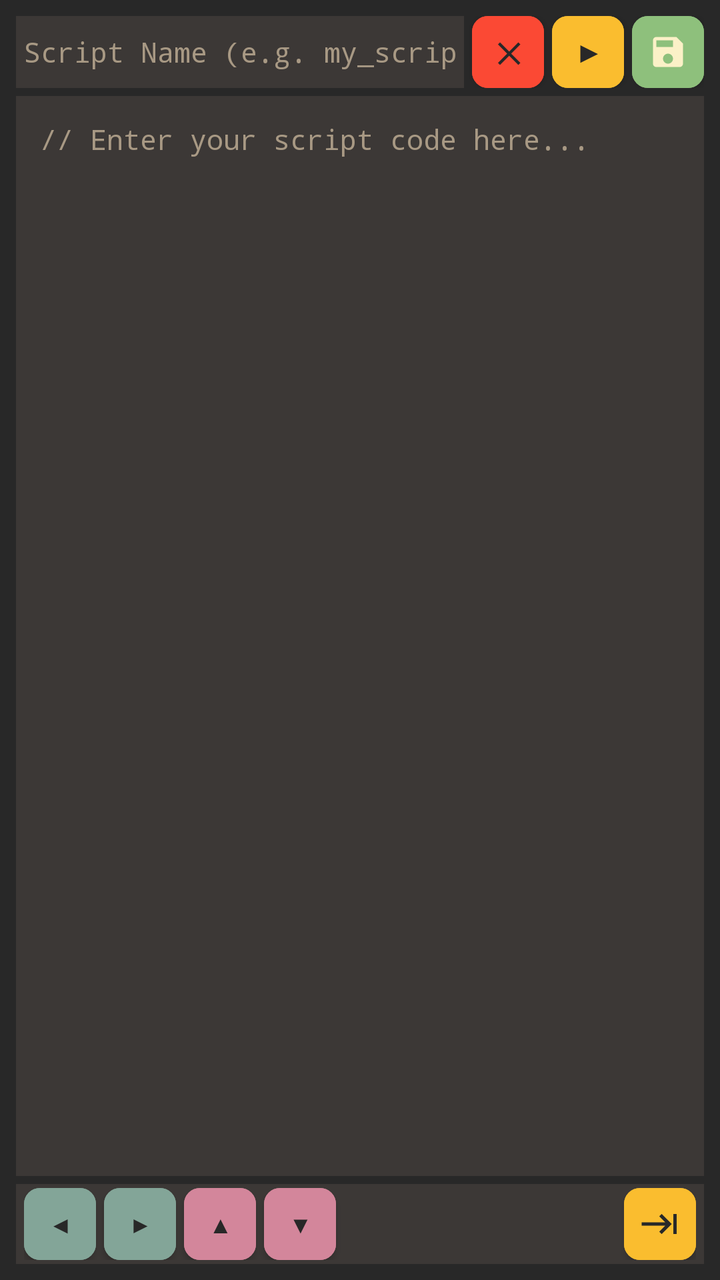
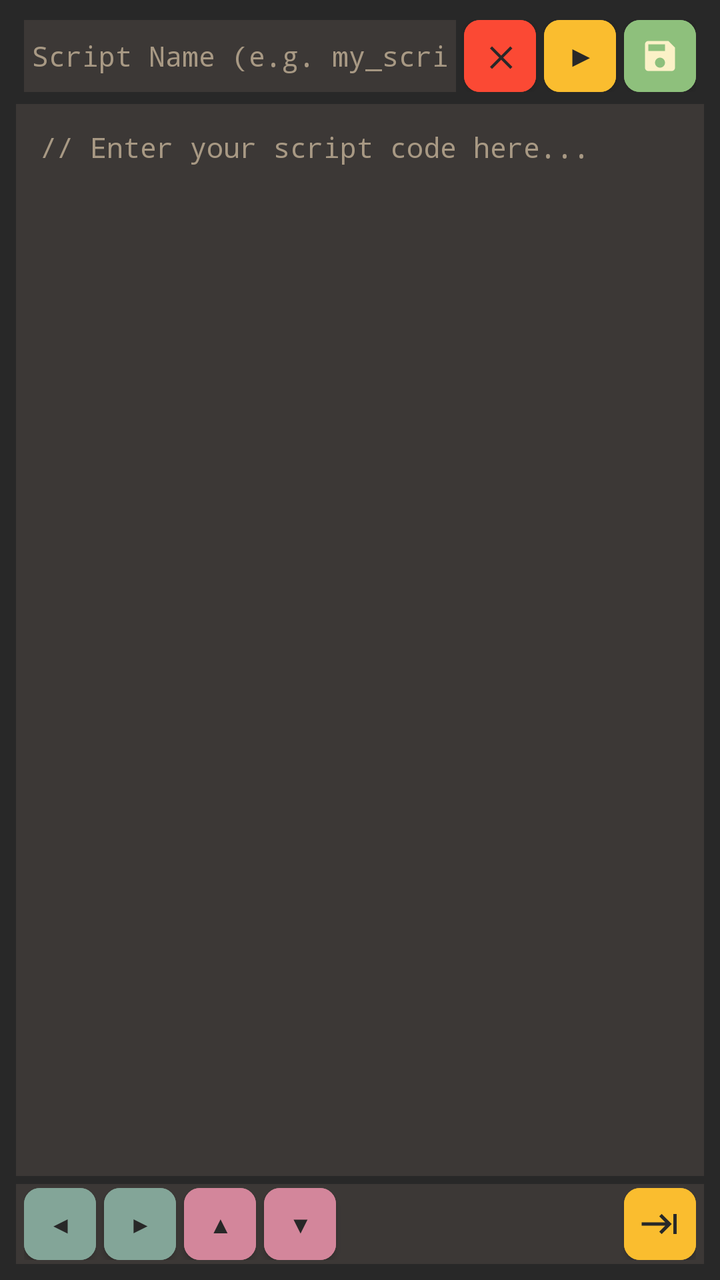

Compare the two renders of this Android layout. The source of the first and the diff that turns it into the second are given below.
<!-- AndroidManifest.xml: application theme Theme.Droidulator -->
<!-- res/layout/dialog_script_editor.xml -->
<?xml version="1.0" encoding="utf-8"?>
<LinearLayout xmlns:android="http://schemas.android.com/apk/res/android"
    xmlns:app="http://schemas.android.com/apk/res-auto"
    android:id="@+id/script_editor_root"
    android:layout_width="match_parent"
    android:layout_height="match_parent"
    android:orientation="vertical"
    android:background="@color/gruvbox_bg"
    android:padding="8dp">

    
    <LinearLayout android:layout_width="match_parent" android:layout_height="wrap_content" android:gravity="center_vertical" android:orientation="horizontal">
    <EditText
        android:id="@+id/et_script_name"
        android:inputType="textNoSuggestions"
        android:layout_width="0dp"
        android:layout_weight="1"
        android:layout_height="@dimen/toolbar_control_size"
        android:hint="@string/ui_text_048"
        android:textColorHint="@color/gruvbox_fg_dim"
        android:textColor="@color/gruvbox_fg"
        android:background="@color/gruvbox_bg_soft"
        android:fontFamily="monospace"
        android:textSize="14sp"
        android:padding="4dp"
        android:singleLine="true"
        android:minHeight="36dp" />
        <Button
            android:id="@+id/btn_script_cancel"
            android:layout_marginStart="@dimen/toolbar_gap"
            android:contentDescription="@string/ui_text_011"
            android:layout_width="@dimen/toolbar_control_size"
            android:layout_height="@dimen/toolbar_control_size"
            android:text="@string/btn_clear"
            android:textColor="@color/gruvbox_bg"
            android:backgroundTint="@color/gruvbox_red"
            android:fontFamily="monospace"
            android:textSize="14sp"
            android:textStyle="bold"
            android:padding="0dp"
            android:insetTop="0dp"
            android:insetBottom="0dp"
            android:insetLeft="0dp"
            android:insetRight="0dp" />
        <Button
            android:id="@+id/btn_script_run"
            android:contentDescription="@string/ui_text_046"
            android:layout_width="@dimen/toolbar_control_size"
            android:layout_height="@dimen/toolbar_control_size"
            android:text="▶"
            android:textColor="@color/gruvbox_bg"
            android:backgroundTint="@color/gruvbox_yellow"
            android:fontFamily="sans-serif"
            android:textSize="14sp"
            android:textStyle="bold"
            android:padding="0dp"
            android:insetTop="0dp"
            android:insetBottom="0dp"
            android:insetLeft="0dp"
            android:insetRight="0dp"
            android:layout_marginStart="@dimen/toolbar_gap" />
        <com.google.android.material.button.MaterialButton
            android:id="@+id/btn_script_save"
            android:contentDescription="@string/ui_text_047"
            android:layout_width="@dimen/toolbar_control_size"
            android:layout_height="@dimen/toolbar_control_size"
            android:backgroundTint="@color/gruvbox_aqua"
            app:icon="@drawable/ic_save"
            app:iconGravity="textStart"
            app:iconPadding="0dp"
            app:iconSize="@dimen/toolbar_icon_size"
            app:iconTint="@color/gruvbox_light_bg"
            android:padding="0dp"
            android:insetTop="0dp"
            android:insetBottom="0dp"
            android:insetLeft="0dp"
            android:insetRight="0dp"
            android:layout_marginStart="@dimen/toolbar_gap" />
    </LinearLayout>

    
    <EditText
        android:id="@+id/et_script_code"
        android:layout_marginTop="@dimen/toolbar_gap"
        android:layout_width="match_parent"
        android:layout_height="0dp"
        android:layout_weight="1"
        android:hint="@string/ui_text_049"
        android:textColorHint="@color/gruvbox_fg_dim"
        android:textColor="@color/gruvbox_fg"
        android:background="@color/gruvbox_bg_soft"
        android:fontFamily="monospace"
        android:textSize="14sp"
        android:padding="12dp"
        android:gravity="top|start"
        android:inputType="textMultiLine|textNoSuggestions"
        android:scrollbars="vertical" />

    
    <LinearLayout
        android:id="@+id/script_editor_toolbar"
        android:layout_width="match_parent"
        android:layout_height="40dp"
        android:orientation="horizontal"
        android:gravity="center_vertical"
        android:background="@color/gruvbox_bg_soft"
        android:layout_marginTop="@dimen/toolbar_gap"
        android:paddingStart="4dp"
        android:paddingEnd="4dp"
        android:paddingTop="2dp"
        android:paddingBottom="2dp">

        
        <Button
            android:id="@+id/btn_script_nav_left"
            android:contentDescription="@string/access_btn_nav_left"
            android:layout_width="@dimen/toolbar_control_size"
            android:layout_height="match_parent"
            android:text="@string/ui_text_041"
            android:textColor="@color/gruvbox_bg"
            android:backgroundTint="@color/gruvbox_blue"
            android:textSize="12sp"
            android:padding="0dp"
            android:insetTop="0dp"
            android:insetBottom="0dp"
            android:insetLeft="0dp"
            android:insetRight="0dp" />

        <Button
            android:id="@+id/btn_script_nav_right"
            android:contentDescription="@string/access_btn_nav_right"
            android:layout_width="@dimen/toolbar_control_size"
            android:layout_height="match_parent"
            android:text="@string/ui_text_042"
            android:textColor="@color/gruvbox_bg"
            android:backgroundTint="@color/gruvbox_blue"
            android:textSize="12sp"
            android:padding="0dp"
            android:insetTop="0dp"
            android:insetBottom="0dp"
            android:insetLeft="0dp"
            android:insetRight="0dp"
            android:layout_marginStart="@dimen/toolbar_gap" />

        <Button
            android:id="@+id/btn_script_nav_up"
            android:contentDescription="@string/access_btn_nav_up"
            android:layout_width="@dimen/toolbar_control_size"
            android:layout_height="match_parent"
            android:text="@string/ui_text_043"
            android:textColor="@color/gruvbox_bg"
            android:backgroundTint="@color/gruvbox_purple"
            android:textSize="12sp"
            android:padding="0dp"
            android:insetTop="0dp"
            android:insetBottom="0dp"
            android:insetLeft="0dp"
            android:insetRight="0dp"
            android:layout_marginStart="@dimen/toolbar_gap" />

        <Button
            android:id="@+id/btn_script_nav_down"
            android:contentDescription="@string/access_btn_nav_down"
            android:layout_width="@dimen/toolbar_control_size"
            android:layout_height="match_parent"
            android:text="@string/ui_text_044"
            android:textColor="@color/gruvbox_bg"
            android:backgroundTint="@color/gruvbox_purple"
            android:textSize="12sp"
            android:padding="0dp"
            android:insetTop="0dp"
            android:insetBottom="0dp"
            android:insetLeft="0dp"
            android:insetRight="0dp"
            android:layout_marginStart="@dimen/toolbar_gap" />

        


        <TextView android:id="@+id/script_line" android:layout_width="wrap_content"
            android:layout_height="wrap_content" android:paddingStart="8dp"
            android:fontFamily="monospace" android:textSize="13sp" />

        <View
            android:layout_width="0dp"
            android:layout_height="1dp"
            android:layout_weight="1" />
        <com.google.android.material.button.MaterialButton
            android:id="@+id/btn_script_tab"
            android:contentDescription="@string/btn_tab"
            android:layout_width="@dimen/toolbar_control_size"
            android:layout_height="match_parent"
            android:backgroundTint="@color/gruvbox_yellow"
            app:icon="@drawable/ic_tab"
            app:iconGravity="textStart"
            app:iconPadding="0dp"
            app:iconSize="@dimen/toolbar_icon_size"
            app:iconTint="@color/gruvbox_bg"
            android:padding="0dp"
            android:insetTop="0dp"
            android:insetBottom="0dp"
            android:insetLeft="0dp"
            android:insetRight="0dp"
            android:layout_marginStart="@dimen/toolbar_gap" />

        


        


        

    </LinearLayout>

</LinearLayout>
<!-- resources referenced by this layout -->
<resources>
  <color name="gruvbox_aqua">#8ec07c</color>
  <color name="gruvbox_bg">#282828</color>
  <color name="gruvbox_bg_soft">#3c3836</color>
  <color name="gruvbox_blue">#83a598</color>
  <color name="gruvbox_fg">#ebdbb2</color>
  <color name="gruvbox_fg_dim">#a89984</color>
  <color name="gruvbox_light_bg">#fbf1c7</color>
  <color name="gruvbox_purple">#d3869b</color>
  <color name="gruvbox_red">#fb4934</color>
  <color name="gruvbox_yellow">#fabd2f</color>
  <dimen name="toolbar_control_size">36dp</dimen>
  <dimen name="toolbar_gap">4dp</dimen>
  <dimen name="toolbar_icon_size">20dp</dimen>
  <!-- drawable ic_save (drawable) -->
  <vector xmlns:android="http://schemas.android.com/apk/res/android"
      android:width="20dp"
      android:height="20dp"
      android:viewportWidth="24"
      android:viewportHeight="24">
      <path
          android:fillColor="@android:color/white"
          android:pathData="M17,3H5c-1.11,0 -2,0.9 -2,2v14c0,1.1 0.89,2 2,2h14c1.1,0 2,-0.9 2,-2V7l-4,-4zm-5,16c-1.66,0 -3,-1.34 -3,-3s1.34,-3 3,-3 3,1.34 3,3 -1.34,3 -3,3zm3,-10H5V5h10v4z"/>
  </vector>
  <!-- drawable ic_tab (drawable) -->
  <vector xmlns:android="http://schemas.android.com/apk/res/android"
      android:width="20dp"
      android:height="20dp"
      android:viewportWidth="24"
      android:viewportHeight="24">
      <path
          android:fillColor="@android:color/white"
          android:pathData="M11.59,7.41L15.17,11H1v2h14.17l-3.59,3.59L13,18l6,-6 -6,-6 -1.41,1.41zM20,6v12h2V6h-2z"/>
  </vector>
  <string name="access_btn_nav_down">Next command</string>
  <string name="access_btn_nav_left">Move cursor left</string>
  <string name="access_btn_nav_right">Move cursor right</string>
  <string name="access_btn_nav_up">Previous command</string>
  <string name="btn_clear">✕</string>
  <string name="btn_tab">Tab</string>
  <string name="ui_text_011" formatted="false">Cancel</string>
  <string name="ui_text_041" formatted="false">◀</string>
  <string name="ui_text_042" formatted="false">▶</string>
  <string name="ui_text_043" formatted="false">▲</string>
  <string name="ui_text_044" formatted="false">▼</string>
  <string name="ui_text_046" formatted="false">▶ RUN</string>
  <string name="ui_text_047" formatted="false">SAVE</string>
  <string name="ui_text_048" formatted="false">Script Name (e.g. my_script)</string>
  <string name="ui_text_049" formatted="false">// Enter your script code here...</string>
  <style name="Widget.Droidulator.Button" parent="Widget.MaterialComponents.Button">
          <item name="cornerRadius">8dp</item>
          <item name="android:insetTop">0dp</item>
          <item name="android:insetBottom">0dp</item>
          <item name="android:insetLeft">0dp</item>
          <item name="android:insetRight">0dp</item>
          <item name="android:minWidth">0dp</item>
          <item name="android:minHeight">0dp</item>
      </style>
  <color name="gruvbox_green">#b8bb26</color>
  <style name="GruvboxAlertDialogTheme" parent="Theme.MaterialComponents.DayNight.Dialog.Alert">
          <item name="android:windowBackground">@color/gruvbox_bg</item>
          <item name="android:colorBackground">@color/gruvbox_bg</item>
          <item name="colorSurface">@color/gruvbox_bg</item>
          <item name="colorOnSurface">@color/gruvbox_fg</item>
          <item name="android:textColorPrimary">@color/gruvbox_fg</item>
          <item name="android:textColorSecondary">@color/gruvbox_fg_dim</item>
          <item name="colorAccent">@color/gruvbox_aqua</item>
      </style>
  <!-- unchanged entries left out for length: 1 -->
</resources>

<!-- the commit's change to res/layout/dialog_script_editor.xml (unified diff, before → after) -->
@@ -9,7 +9,14 @@
     android:padding="8dp">
 
     
-    <LinearLayout android:layout_width="match_parent" android:layout_height="wrap_content" android:gravity="center_vertical" android:orientation="horizontal">
+    <LinearLayout
+        android:id="@+id/script_editor_header"
+        android:layout_width="match_parent"
+        android:layout_height="wrap_content"
+        android:gravity="center_vertical"
+        android:orientation="horizontal"
+        android:paddingHorizontal="@dimen/toolbar_gap"
+        android:paddingVertical="@dimen/toolbar_padding_vertical">
     <EditText
         android:id="@+id/et_script_name"
         android:inputType="textNoSuggestions"
<!-- resource entries referenced after the edit -->
@@ -13,6 +13,7 @@
   <dimen name="toolbar_control_size">36dp</dimen>
   <dimen name="toolbar_gap">4dp</dimen>
   <dimen name="toolbar_icon_size">20dp</dimen>
+  <dimen name="toolbar_padding_vertical">2dp</dimen>
   <!-- drawable ic_save (drawable) -->
   <vector xmlns:android="http://schemas.android.com/apk/res/android"
       android:width="20dp"
